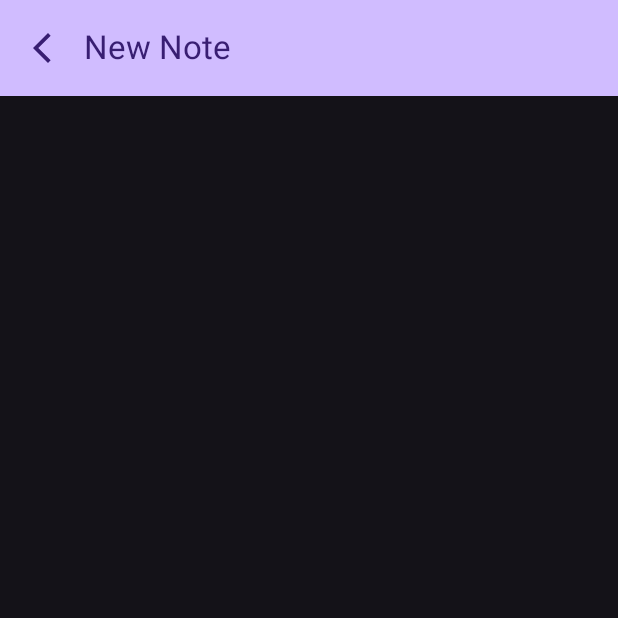
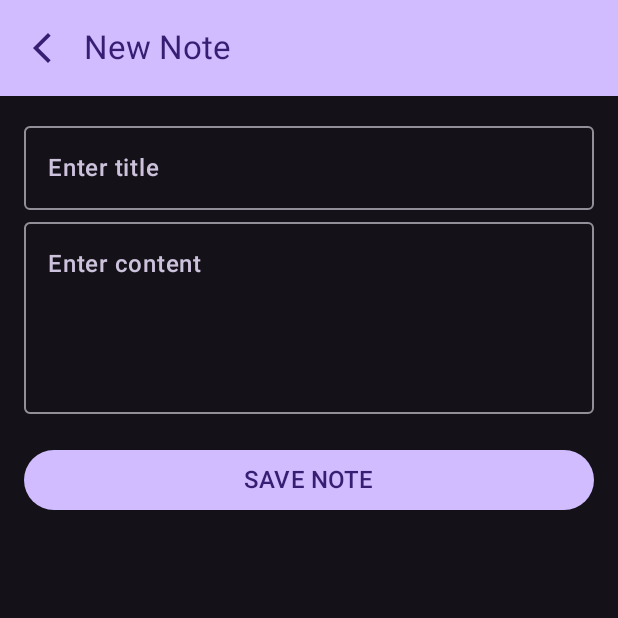
Before and after one commit to ralphmarondev/SpringNote, an Android app built with Jetpack Compose: the NewNoteScreen screen opened through its navigation route, on a phone screen of 412 x 824 dp, the top half of it. Run offline under Robolectric (Android 15) with nearby library versions, the phone set to English and light mode, and no system bars.

Commit message:
[cmp] implemented NewNoteScreen and NewNoteViewModel

```diff
--- a/cmp/composeApp/src/commonMain/kotlin/com/ralphmarondev/springnote/note/data/repository/NoteRepositoryImpl.kt
+++ b/cmp/composeApp/src/commonMain/kotlin/com/ralphmarondev/springnote/note/data/repository/NoteRepositoryImpl.kt
@@ -27,4 +27,8 @@ class NoteRepositoryImpl(
             emit(emptyList())
         }
     }
+
+    override suspend fun saveNote(title: String, content: String) {
+
+    }
 }
--- a/cmp/composeApp/src/commonMain/kotlin/com/ralphmarondev/springnote/note/di/NoteModule.kt
+++ b/cmp/composeApp/src/commonMain/kotlin/com/ralphmarondev/springnote/note/di/NoteModule.kt
@@ -4,6 +4,8 @@ import com.ralphmarondev.springnote.note.data.network.NoteApiService
 import com.ralphmarondev.springnote.note.data.repository.NoteRepositoryImpl
 import com.ralphmarondev.springnote.note.domain.repository.NoteRepository
 import com.ralphmarondev.springnote.note.domain.usecase.GetAllNotesUseCase
+import com.ralphmarondev.springnote.note.domain.usecase.SaveNoteUseCase
+import com.ralphmarondev.springnote.note.presentation.new_note.NewNoteViewModel
 import com.ralphmarondev.springnote.note.presentation.note_list.NoteListViewModel
 import org.koin.core.module.dsl.factoryOf
 import org.koin.core.module.dsl.singleOf
@@ -15,6 +17,8 @@ val noteModule = module {
     singleOf(::NoteRepositoryImpl).bind<NoteRepository>()
 
     factoryOf(::GetAllNotesUseCase)
+    factoryOf(::SaveNoteUseCase)
 
     factoryOf(::NoteListViewModel)
+    factoryOf(::NewNoteViewModel)
 }
--- a/cmp/composeApp/src/commonMain/kotlin/com/ralphmarondev/springnote/note/domain/repository/NoteRepository.kt
+++ b/cmp/composeApp/src/commonMain/kotlin/com/ralphmarondev/springnote/note/domain/repository/NoteRepository.kt
@@ -5,4 +5,6 @@ import kotlinx.coroutines.flow.Flow
 
 interface NoteRepository {
     fun getAllNotes(): Flow<List<Note>>
+
+    suspend fun saveNote(title: String, content: String)
 }
--- /dev/null
+++ b/cmp/composeApp/src/commonMain/kotlin/com/ralphmarondev/springnote/note/presentation/components/ContentTextField.kt
@@ -0,0 +1,41 @@
+package com.ralphmarondev.springnote.note.presentation.components
+
+import androidx.compose.foundation.text.KeyboardActions
+import androidx.compose.foundation.text.KeyboardOptions
+import androidx.compose.material3.MaterialTheme
+import androidx.compose.material3.OutlinedTextField
+import androidx.compose.material3.Text
+import androidx.compose.runtime.Composable
+import androidx.compose.ui.Modifier
+
+@Composable
+fun ContentTextField(
+    modifier: Modifier = Modifier,
+    value: String,
+    onValueChange: (String) -> Unit,
+    singleLine: Boolean = false,
+    minLines: Int = 4,
+    maxLines: Int = if (singleLine) 1 else Int.MAX_VALUE,
+    placeHolder: String = "Enter content",
+    keyboardOptions: KeyboardOptions = KeyboardOptions.Default,
+    keyboardActions: KeyboardActions = KeyboardActions.Default
+) {
+    OutlinedTextField(
+        value = value,
+        onValueChange = onValueChange,
+        modifier = modifier,
+        singleLine = singleLine,
+        minLines = minLines,
+        maxLines = maxLines,
+        placeholder = {
+            Text(
+                text = placeHolder,
+                fontWeight = MaterialTheme.typography.titleMedium.fontWeight,
+                fontSize = MaterialTheme.typography.titleMedium.fontSize,
+                color = MaterialTheme.colorScheme.secondary
+            )
+        },
+        keyboardActions = keyboardActions,
+        keyboardOptions = keyboardOptions
+    )
+}
--- /dev/null
+++ b/cmp/composeApp/src/commonMain/kotlin/com/ralphmarondev/springnote/note/presentation/components/TitleTextField.kt
@@ -0,0 +1,41 @@
+package com.ralphmarondev.springnote.note.presentation.components
+
+import androidx.compose.foundation.text.KeyboardActions
+import androidx.compose.foundation.text.KeyboardOptions
+import androidx.compose.material3.MaterialTheme
+import androidx.compose.material3.OutlinedTextField
+import androidx.compose.material3.Text
+import androidx.compose.runtime.Composable
+import androidx.compose.ui.Modifier
+
+@Composable
+fun TitleTextField(
+    modifier: Modifier = Modifier,
+    value: String,
+    onValueChange: (String) -> Unit,
+    singleLine: Boolean = false,
+    minLines: Int = 1,
+    maxLines: Int = if (singleLine) 1 else Int.MAX_VALUE,
+    placeHolder: String = "Enter title",
+    keyboardOptions: KeyboardOptions = KeyboardOptions.Default,
+    keyboardActions: KeyboardActions = KeyboardActions.Default
+) {
+    OutlinedTextField(
+        value = value,
+        onValueChange = onValueChange,
+        modifier = modifier,
+        singleLine = singleLine,
+        minLines = minLines,
+        maxLines = maxLines,
+        placeholder = {
+            Text(
+                text = placeHolder,
+                fontWeight = MaterialTheme.typography.titleMedium.fontWeight,
+                fontSize = MaterialTheme.typography.titleMedium.fontSize,
+                color = MaterialTheme.colorScheme.secondary
+            )
+        },
+        keyboardActions = keyboardActions,
+        keyboardOptions = keyboardOptions
+    )
+}
--- a/cmp/composeApp/src/commonMain/kotlin/com/ralphmarondev/springnote/note/presentation/new_note/NewNoteScreen.kt
+++ b/cmp/composeApp/src/commonMain/kotlin/com/ralphmarondev/springnote/note/presentation/new_note/NewNoteScreen.kt
@@ -1,7 +1,19 @@
 package com.ralphmarondev.springnote.note.presentation.new_note
 
+import androidx.compose.foundation.layout.Box
+import androidx.compose.foundation.layout.PaddingValues
+import androidx.compose.foundation.layout.Spacer
+import androidx.compose.foundation.layout.fillMaxSize
+import androidx.compose.foundation.layout.fillMaxWidth
+import androidx.compose.foundation.layout.height
+import androidx.compose.foundation.layout.padding
+import androidx.compose.foundation.layout.widthIn
+import androidx.compose.foundation.lazy.LazyColumn
+import androidx.compose.foundation.text.KeyboardActions
+import androidx.compose.foundation.text.KeyboardOptions
 import androidx.compose.material.icons.Icons
 import androidx.compose.material.icons.outlined.ArrowBackIosNew
+import androidx.compose.material3.Button
 import androidx.compose.material3.ExperimentalMaterial3Api
 import androidx.compose.material3.Icon
 import androidx.compose.material3.IconButton
@@ -11,12 +23,45 @@ import androidx.compose.material3.Text
 import androidx.compose.material3.TopAppBar
 import androidx.compose.material3.TopAppBarDefaults
 import androidx.compose.runtime.Composable
+import androidx.compose.runtime.LaunchedEffect
+import androidx.compose.runtime.collectAsState
+import androidx.compose.ui.Alignment
+import androidx.compose.ui.Modifier
+import androidx.compose.ui.focus.FocusDirection
+import androidx.compose.ui.platform.LocalFocusManager
+import androidx.compose.ui.text.input.ImeAction
+import androidx.compose.ui.unit.dp
+import com.ralphmarondev.springnote.core.components.GradientSnackBar
+import com.ralphmarondev.springnote.note.presentation.components.ContentTextField
+import com.ralphmarondev.springnote.note.presentation.components.TitleTextField
+import kotlinx.coroutines.delay
+import org.koin.compose.viewmodel.koinViewModel
+import org.koin.core.annotation.KoinExperimentalAPI
 
-@OptIn(ExperimentalMaterial3Api::class)
+@OptIn(ExperimentalMaterial3Api::class, KoinExperimentalAPI::class)
 @Composable
 fun NewNoteScreen(
     navigateBack: () -> Unit
 ) {
+    val focusManager = LocalFocusManager.current
+    val viewModel: NewNoteViewModel = koinViewModel()
+    val title = viewModel.title.collectAsState().value
+    val content = viewModel.content.collectAsState().value
+    val response = viewModel.response.collectAsState().value
+    val showSnackbar = viewModel.showSnackbar.collectAsState().value
+
+    LaunchedEffect(response) {
+        response?.let {
+            if (it.success) {
+                println("Note saved successfully.")
+            } else {
+                println("Error saving note.")
+                viewModel.setShowSnackbar(true)
+            }
+            viewModel.resetResponse()
+        }
+    }
+
     Scaffold(
         topBar = {
             TopAppBar(
@@ -40,7 +85,86 @@ fun NewNoteScreen(
                 )
             )
         }
-    ) {
+    ) { innerPadding ->
+        Box(modifier = Modifier.fillMaxSize()) {
+            LazyColumn(
+                modifier = Modifier
+                    .fillMaxSize()
+                    .padding(innerPadding),
+                contentPadding = PaddingValues(16.dp),
+                horizontalAlignment = Alignment.CenterHorizontally
+            ) {
+                item {
+                    TitleTextField(
+                        value = title,
+                        onValueChange = viewModel::onTitleValueChange,
+                        keyboardOptions = KeyboardOptions(
+                            imeAction = ImeAction.Next
+                        ),
+                        keyboardActions = KeyboardActions(
+                            onNext = {
+                                focusManager.moveFocus(FocusDirection.Next)
+                            }
+                        ),
+                        modifier = Modifier
+                            .widthIn(max = 500.dp)
+                            .fillMaxWidth()
+                            .padding(vertical = 4.dp)
+                    )
 
+                    ContentTextField(
+                        value = content,
+                        onValueChange = viewModel::onContentValueChange,
+                        keyboardOptions = KeyboardOptions(
+                            imeAction = ImeAction.Done
+                        ),
+                        keyboardActions = KeyboardActions(
+                            onDone = {
+                                focusManager.clearFocus()
+                            }
+                        ),
+                        modifier = Modifier
+                            .widthIn(max = 500.dp)
+                            .fillMaxWidth()
+                            .padding(vertical = 4.dp)
+                    )
+
+                    Spacer(modifier = Modifier.height(16.dp))
+                    Button(
+                        onClick = viewModel::save,
+                        modifier = Modifier
+                            .widthIn(max = 500.dp)
+                            .fillMaxWidth()
+                    ) {
+                        Text(
+                            text = "SAVE NOTE",
+                            fontSize = MaterialTheme.typography.titleMedium.fontSize,
+                            fontWeight = MaterialTheme.typography.titleMedium.fontWeight
+                        )
+                    }
+                }
+            }
+
+            if (showSnackbar) {
+                Box(
+                    modifier = Modifier
+                        .widthIn(max = 500.dp)
+                        .fillMaxWidth()
+                        .align(Alignment.BottomCenter)
+                        .padding(bottom = 48.dp),
+                    contentAlignment = Alignment.Center
+                ) {
+                    GradientSnackBar(
+                        message = response?.message ?: "Saving note failed.",
+                        actionLabel = "OK",
+                        onAction = { viewModel.setShowSnackbar(false) }
+                    )
+                    LaunchedEffect(Unit) {
+                        delay(3000L)
+                        viewModel.setShowSnackbar(false)
+                    }
+                }
+            }
+        }
     }
 }
--- /dev/null
+++ b/cmp/composeApp/src/commonMain/kotlin/com/ralphmarondev/springnote/note/presentation/new_note/NewNoteViewModel.kt
@@ -0,0 +1,57 @@
+package com.ralphmarondev.springnote.note.presentation.new_note
+
+import androidx.lifecycle.ViewModel
+import androidx.lifecycle.viewModelScope
+import com.ralphmarondev.springnote.core.domain.model.Result
+import com.ralphmarondev.springnote.note.domain.usecase.SaveNoteUseCase
+import kotlinx.coroutines.delay
+import kotlinx.coroutines.flow.MutableStateFlow
+import kotlinx.coroutines.flow.asStateFlow
+import kotlinx.coroutines.launch
+
+class NewNoteViewModel(
+    private val saveNoteUseCase: SaveNoteUseCase
+) : ViewModel() {
+
+    private val _title = MutableStateFlow("")
+    val title = _title.asStateFlow()
+
+    private val _content = MutableStateFlow("")
+    val content = _content.asStateFlow()
+
+    private val _response = MutableStateFlow<Result?>(null)
+    val response = _response.asStateFlow()
+
+    private val _showSnackbar = MutableStateFlow(false)
+    val showSnackbar = _showSnackbar.asStateFlow()
+
+
+    fun onTitleValueChange(value: String) {
+        _title.value = value
+    }
+
+    fun onContentValueChange(value: String) {
+        _content.value = value
+    }
+
+    fun setShowSnackbar(value: Boolean) {
+        _showSnackbar.value = value
+    }
+
+    fun save() {
+        viewModelScope.launch {
+            val result = saveNoteUseCase(
+                title = _title.value.trim(),
+                content = _content.value.trim()
+            )
+            _response.value = result
+        }
+    }
+
+    fun resetResponse() {
+        viewModelScope.launch {
+            delay(3000)
+            _response.value = null
+        }
+    }
+}
```
Also changed, not shown: cmp/composeApp/src/commonMain/kotlin/com/ralphmarondev/springnote/note/domain/usecase/SaveNoteUseCase.kt (added, +47 -0 lines).
